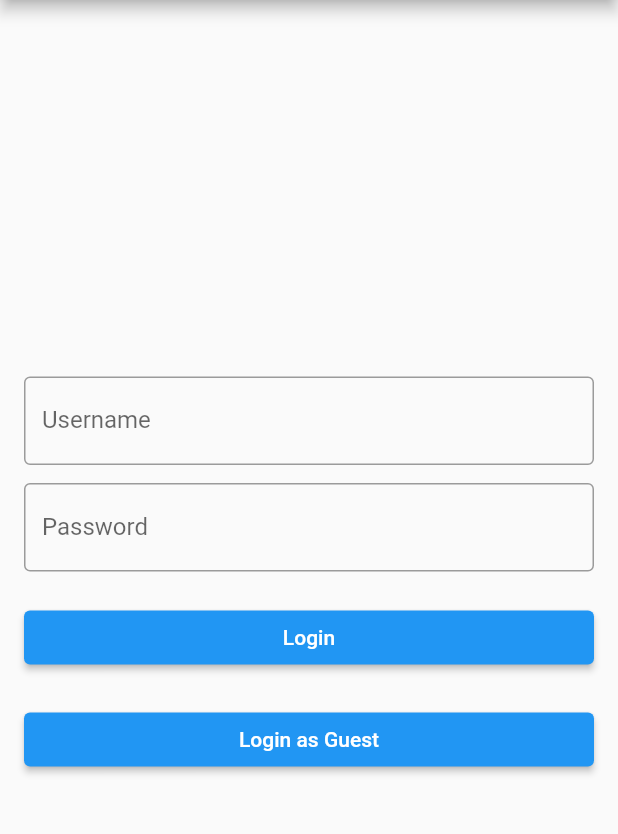
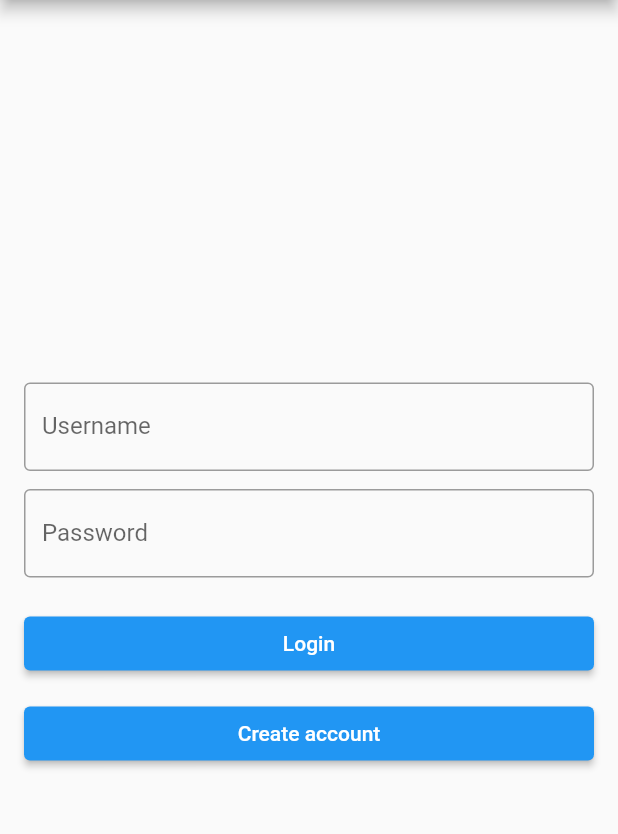
Before and after one commit to PBP-D04/proyek-akhir-semester, a Flutter app: the LoginPage screen opened by its route, on a phone screen of 412 x 824 dp, the part 84-918 px from its top. Run offline on Flutter 3.47's test engine with Material 2 defaults, Android fonts, the phone set to English and light mode, and no system bars; our stand-ins replace carousel_slider, flutter_riverpod, top_snackbar_flutter; missing offline and left inert: cloudinary, pusher_channels_flutter; network calls fail.

```diff
--- a/lib/Homepage/widgets/welcome_widget.dart
+++ b/lib/Homepage/widgets/welcome_widget.dart
@@ -55,7 +55,7 @@ class WelcomeWidget extends StatelessWidget {
                     children: [
                       ElevatedButton(
                         onPressed: () {
-                          Navigator.pushReplacementNamed(context, '/login');
+                          Navigator.pushNamed(context, '/login');
                         },
                         child: Text('Login', style:  TextStyle(fontSize: responsiveValue.subtitleFontSize, color: Colors.white, ),),
                       ),
--- a/lib/main.dart
+++ b/lib/main.dart
@@ -5,6 +5,7 @@ import 'package:proyek_akhir_semester/Homepage/api/fetch_categories.dart';
 import 'package:proyek_akhir_semester/api/socket.dart';
 import 'package:proyek_akhir_semester/screen/login_page.dart';
 import 'package:proyek_akhir_semester/screen/content_page.dart';
+import 'package:proyek_akhir_semester/screen/register_page.dart';
 import 'package:proyek_akhir_semester/util/parent_ref_singleton.dart';
 
 Future<void> main() async {
@@ -45,7 +46,8 @@ class _AppState extends ConsumerState {
       ),
       initialRoute: '/',
       routes: {
-        '/login': (context) =>  LoginPage(),
+        '/login': (context) => LoginPage(),
+        '/register': (context) => RegisterPage(),
         '/': (context) => ContentPage(key: UniqueKey(),),
       },
     );
--- a/lib/screen/login_page.dart
+++ b/lib/screen/login_page.dart
@@ -8,6 +8,7 @@ import 'dart:convert';
 
 import 'package:proyek_akhir_semester/api/api_config.dart';
 import 'package:proyek_akhir_semester/provider/auth_provider.dart';
+import 'package:proyek_akhir_semester/screen/register_page.dart';
 
 import '../models/user.dart';
 
@@ -86,20 +87,23 @@ class _LoginPageState extends ConsumerState<LoginPage> {
                 border: OutlineInputBorder(),
               ),
             ),
-            SizedBox(height: 20.0),
+            const SizedBox(height: 20.0),
             ElevatedButton(
               onPressed: () async {
                await  loginUser();// Panggil fungsi loginUser ketika tombol ditekan
                fetchHistory();
               },
-              child: Text('Login'),
+              child: const Text('Login'),
             ),
-            SizedBox(height: 20.0),
+            const SizedBox(height: 12.0),
             ElevatedButton(
               onPressed: () {
-                Navigator.pushReplacementNamed(context, '/');
+                Navigator.push(
+                  context,
+                  MaterialPageRoute(builder: (context) => RegisterPage()), // Navigate to the register page
+                );
               },
-              child: Text('Login as Guest'),
+              child: const Text('Create account'),
             ),
           ],
         ),
--- a/lib/widgets/drawer.dart
+++ b/lib/widgets/drawer.dart
@@ -139,7 +139,7 @@ class _MyDrawerState extends ConsumerState<MyDrawer>{
                   children: [
                     ElevatedButton(
                       onPressed: () {
-                        Navigator.pushReplacementNamed(context, '/login');
+                        Navigator.pushNamed(context, '/login');
                       },
                       style: ElevatedButton.styleFrom(
                         backgroundColor: Colors.blue.shade500, // Warna latar belakang tombol
@@ -231,7 +231,6 @@ class _MyDrawerState extends ConsumerState<MyDrawer>{
                   title: Text('Logout', style: TextStyle(fontSize: responsiveValue.subtitleFontSize),),
                   onTap: () {
                     ref.read(authProvider.notifier).clearUserData();
-                    Navigator.pushReplacementNamed(context, '/login');
                   },
                 ),) : Container()
               ],
```
Also changed, not shown: lib/screen/register_page.dart (added, +107 -0 lines).
